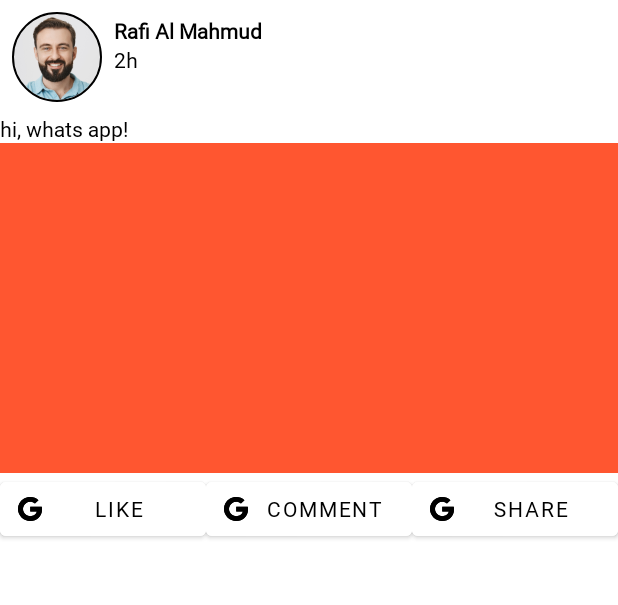
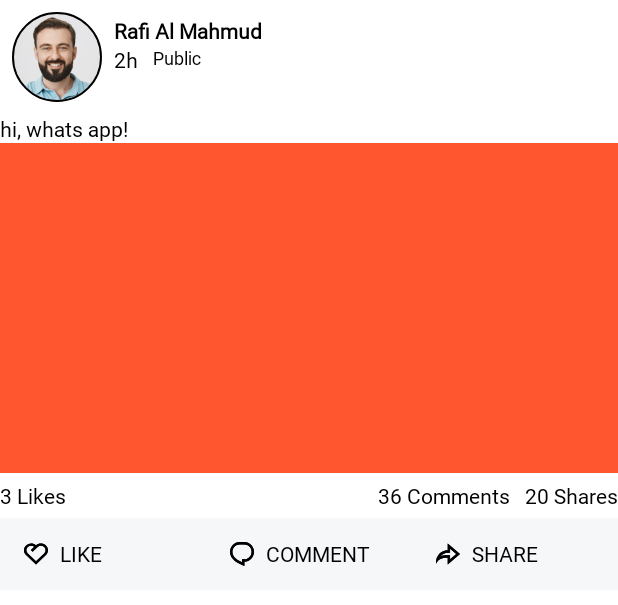
Before and after one commit to rafi-am7/Meetmax, an Android app: the layout feed_post_item.xml on its own in the app's theme, with its tools: preview values and no code run, on a phone screen of 412 x 824 dp. Shown: the top 605 px of the screen. Run offline under Robolectric (Android 15) with nearby library versions, the phone set to English and light mode, and no system bars.

Commit message:
post recyclerview

```diff
--- a/Meetmax/app/build.gradle
+++ b/Meetmax/app/build.gradle
@@ -44,6 +44,7 @@ dependencies {
     testImplementation libs.junit
     androidTestImplementation libs.ext.junit
     androidTestImplementation libs.espresso.core
+    implementation 'com.github.bumptech.glide:glide:4.16.0'
     implementation 'com.google.firebase:firebase-storage:21.0.0'
     implementation 'com.google.android.material:material:1.12.0'
     implementation 'com.google.firebase:firebase-firestore:25.0.0'
--- a/Meetmax/app/src/main/res/layout/feed_post_item.xml
+++ b/Meetmax/app/src/main/res/layout/feed_post_item.xml
@@ -26,13 +26,31 @@
             android:textStyle="bold"
             android:textColor="@color/black"
             android:text="Rafi Al Mahmud"/>
-        <TextView
-            android:id="@+id/post_item_timestamp_textview"
-            android:textColor="@color/black"
+        <RelativeLayout
             android:layout_width="match_parent"
-            android:layout_height="wrap_content"
-            android:text="2h"
-            />
+            android:layout_height="wrap_content">
+            <TextView
+                android:id="@+id/post_item_timestamp_textview"
+                android:layout_width="wrap_content"
+                android:layout_height="wrap_content"
+                android:textSize="14sp"
+                android:gravity="center_vertical"
+                android:text="2h"
+                android:textColor="@color/black" />
+            <TextView
+                android:layout_marginLeft="10dp"
+                android:layout_width="wrap_content"
+                android:textSize="12sp"
+                android:gravity="center_vertical"
+                android:layout_height="wrap_content"
+                android:textColor="@color/black"
+                android:layout_toRightOf="@id/post_item_timestamp_textview"
+                android:text="Public"
+                android:id="@+id/post_item_privacy_textview"/>
+
+        </RelativeLayout>
+
+
     </LinearLayout>
     <TextView
         android:id="@+id/post_description_textview"
@@ -49,26 +67,71 @@
         android:layout_below="@id/post_description_textview"
         android:id="@+id/post_imageview"
         />
-    <LinearLayout
+    <RelativeLayout
+        android:layout_marginTop="5dp"
+        android:layout_marginBottom="5dp"
+        android:id="@+id/post_stat_layout"
         android:layout_width="match_parent"
         android:layout_below="@id/post_imageview"
         android:orientation="horizontal"
         android:layout_height="wrap_content">
-        <com.google.android.material.button.MaterialButton
+
+        <TextView
+            android:id="@+id/post_like_count_textview"
+            android:layout_width="wrap_content"
+            android:layout_height="wrap_content"
+            android:gravity="center_vertical"
+            android:text="3 Likes"
+            android:textColor="@color/black"
+            android:textSize="14sp"/>
+
+        <TextView
+            android:layout_alignParentRight="true"
+            android:id="@+id/post_share_count_textview"
+            android:layout_width="wrap_content"
+            android:layout_height="wrap_content"
+            android:gravity="center_vertical"
+            android:text="20 Shares"
+            android:textColor="@color/black"
+            android:textSize="14sp"/>
+        <TextView
+            android:layout_toLeftOf="@id/post_share_count_textview"
+            android:id="@+id/post_comment_count_textview"
+            android:layout_width="wrap_content"
+            android:layout_height="wrap_content"
+            android:gravity="center_vertical"
+            android:text="36 Comments"
+            android:textColor="@color/black"
+            android:textSize="14sp"
+            android:layout_marginRight="10dp"/>
+
+    </RelativeLayout>
+
+    <LinearLayout
+        android:background="@color/light_gray"
+        android:layout_width="match_parent"
+        android:layout_below="@id/post_stat_layout"
+        android:orientation="horizontal"
+        android:layout_height="wrap_content">
+
+        <Button
             android:id="@+id/post_like_button"
-            style="@style/Widget.MaterialComponents.Button.Icon"
+            style="?android:attr/borderlessButtonStyle"
             android:layout_width="0dp"
             android:layout_height="wrap_content"
             android:layout_weight="1"
             android:backgroundTint="@color/white"
+            android:gravity="center_vertical"
             android:text="Like"
             android:textColor="@color/black"
             android:textSize="14sp"
-            app:icon="@drawable/ic_logo_google"
+            app:icon="@drawable/ic_like"
             app:iconTint="@color/black" />
-        <com.google.android.material.button.MaterialButton
+
+        <Button
+            android:gravity="center_vertical"
             android:id="@+id/post_comment_button"
-            style="@style/Widget.MaterialComponents.Button.Icon"
+            style="?android:attr/borderlessButtonStyle"
             android:layout_width="0dp"
             android:layout_height="wrap_content"
             android:layout_weight="1"
@@ -76,11 +139,12 @@
             android:text="Comment"
             android:textColor="@color/black"
             android:textSize="14sp"
-            app:icon="@drawable/ic_logo_google"
+            app:icon="@drawable/ic_comment"
             app:iconTint="@color/black" />
-        <com.google.android.material.button.MaterialButton
+        <Button
+            android:gravity="center_vertical"
             android:id="@+id/post_share_button"
-            style="@style/Widget.MaterialComponents.Button.Icon"
+            style="?android:attr/borderlessButtonStyle"
             android:layout_width="0dp"
             android:layout_height="wrap_content"
             android:layout_weight="1"
@@ -88,7 +152,7 @@
             android:text="Share"
             android:textColor="@color/black"
             android:textSize="14sp"
-            app:icon="@drawable/ic_logo_google"
+            app:icon="@drawable/ic_share"
             app:iconTint="@color/black" />
 
     </LinearLayout>
--- a/Meetmax/app/src/main/res/layout/fragment_feed.xml
+++ b/Meetmax/app/src/main/res/layout/fragment_feed.xml
@@ -46,6 +46,7 @@
     </Toolbar>
 
     <androidx.recyclerview.widget.RecyclerView
+        android:visibility="gone"
         android:layout_below="@id/feed_tool_bar"
         android:id="@+id/story_recylerview"
         android:layout_width="match_parent"
```
Also changed, not shown: Meetmax/app/src/main/java/adapters/FeedPostAdapter.java (added, +222 -0 lines), Meetmax/app/src/main/java/com/example/meetmax/FeedFragment.java (+60 -0 lines), Meetmax/app/src/main/java/models/FeedPostModel.java (added, +105 -0 lines).
